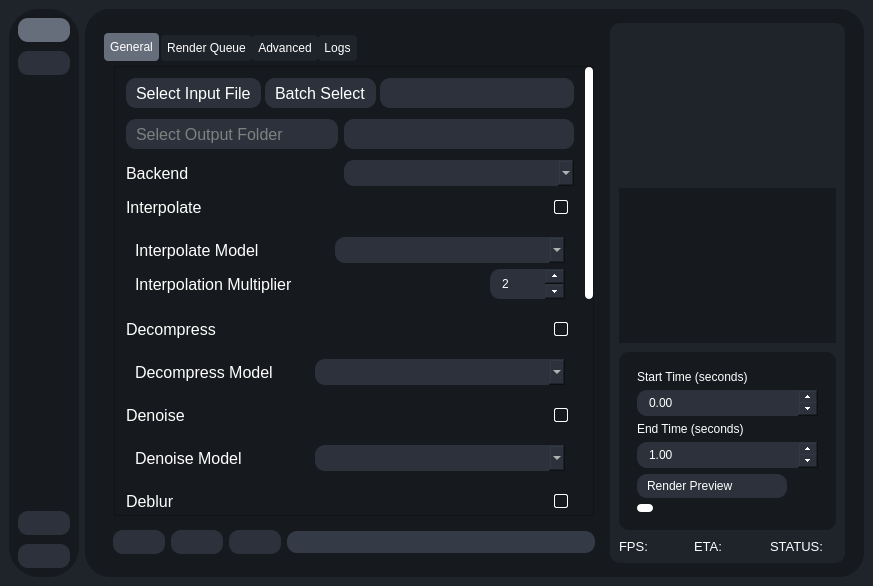
The window that testRVEInterface.ui (gokulmc/enhance_crop) describes before a commit, drawn with Qt 5.
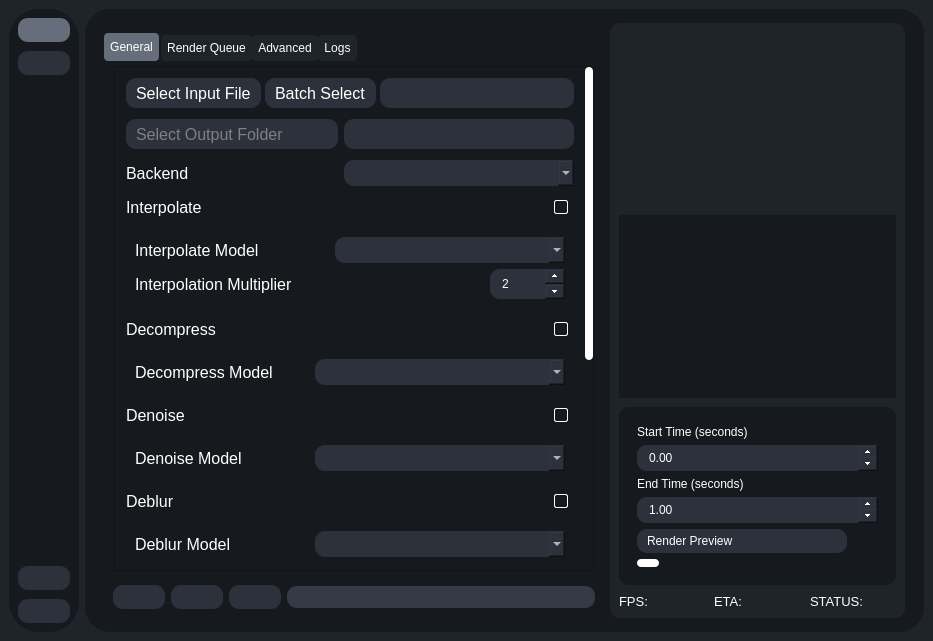
The same window after the commit. The open tabs and pages were chosen to show the change. Icons and pictures are not drawn.

```diff
--- a/testRVEInterface.ui
+++ b/testRVEInterface.ui
@@ -5,8 +5,8 @@
    <rect>
     <x>0</x>
     <y>0</y>
-    <width>0</width>
-    <height>0</height>
+    <width>933</width>
+    <height>641</height>
    </rect>
   </property>
   <property name="sizePolicy">
@@ -1089,7 +1089,7 @@
                                  <property name="geometry">
                                   <rect>
                                    <x>0</x>
-                                   <y>-423</y>
+                                   <y>0</y>
                                    <width>470</width>
                                    <height>898</height>
                                   </rect>
```
Left out of the diff: 265 changed lines with no effect on the pictures.
